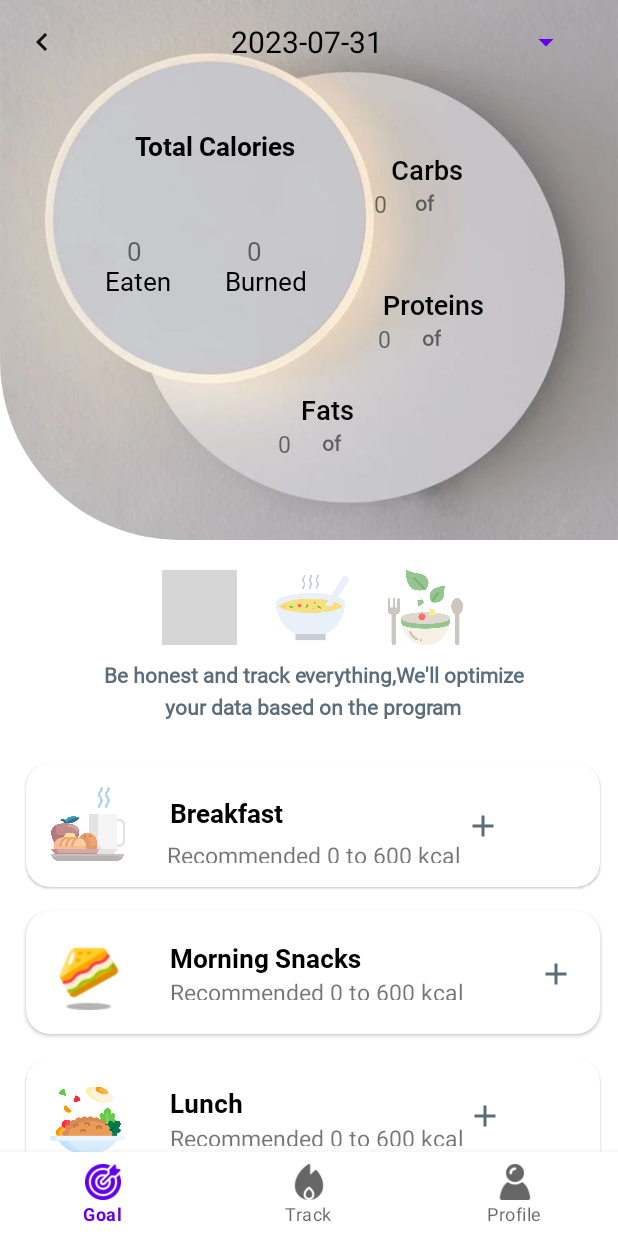
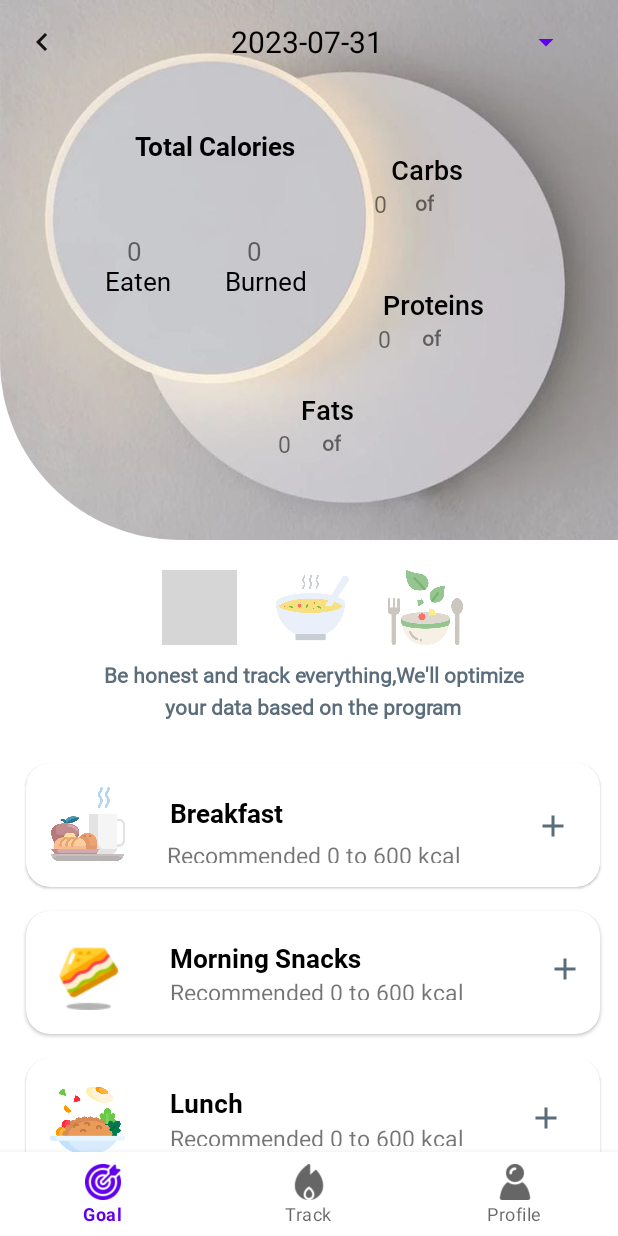
Before and after one commit to sohaibahhmed/yes2live-app, an Android app: the Track screen opened directly, with no data from a screen before it, on a phone screen of 412 x 824 dp. Run offline under Robolectric (Android 15) with nearby library versions, the phone set to English and light mode, and no system bars; 2 statements that could not run were skipped; grey boxes are pictures that could not be loaded.

Commit message:
Revert "plus icon"
This reverts commit 14bf83c13a8d531940dbdf3a7cb29b880d87dac5.

```diff
--- a/app/src/main/res/layout/activity_track.xml
+++ b/app/src/main/res/layout/activity_track.xml
@@ -502,9 +502,9 @@
                         <com.google.android.material.button.MaterialButton
                             android:id="@+id/addBreakfast"
                             style="@style/Widget.MaterialComponents.Button.TextButton"
-                            android:layout_width="40dp"
+                            android:layout_width="wrap_content"
                             android:layout_height="wrap_content"
-                            android:layout_marginStart="113dp"
+                            android:layout_marginStart="160dp"
                             android:insetTop="10dp"
                             android:insetBottom="0dp"
                             android:minHeight="20dp"
@@ -642,10 +642,10 @@
                         <com.google.android.material.button.MaterialButton
                             android:id="@+id/addMorningSnacks"
                             style="@style/Widget.MaterialComponents.Button.TextButton"
-                            android:layout_width="40dp"
+                            android:layout_width="wrap_content"
                             android:layout_height="wrap_content"
-                            android:layout_marginStart="110dp"
-                            android:insetTop="10dp"
+                            android:layout_marginStart="116dp"
+                            android:insetTop="7dp"
                             android:insetBottom="0dp"
                             android:minHeight="20dp"
                             android:textAllCaps="false"
@@ -656,8 +656,7 @@
                             app:iconTint="@color/dark_grey"
                             app:layout_constraintStart_toEndOf="@+id/morningSnack"
                             app:layout_constraintTop_toBottomOf="@+id/morningSnack"
-                            app:layout_constraintTop_toTopOf="parent"
-                            app:layout_constraintVertical_bias="0.0"/>
+                            app:layout_constraintTop_toTopOf="parent" />
 
 
                     </androidx.constraintlayout.widget.ConstraintLayout>
@@ -780,10 +779,10 @@
                         <com.google.android.material.button.MaterialButton
                             android:id="@+id/addLunch"
                             style="@style/Widget.MaterialComponents.Button.TextButton"
-                            android:layout_width="40dp"
+                            android:layout_width="wrap_content"
                             android:layout_height="wrap_content"
-                            android:layout_marginStart="141dp"
-                            android:insetTop="7dp"
+                            android:layout_marginStart="182dp"
+                            android:insetTop="8dp"
                             android:insetBottom="0dp"
                             android:minHeight="20dp"
                             android:textAllCaps="false"
@@ -917,9 +916,9 @@
                         <com.google.android.material.button.MaterialButton
                             android:id="@+id/addEveningSnacks"
                             style="@style/Widget.MaterialComponents.Button.TextButton"
-                            android:layout_width="40dp"
+                            android:layout_width="wrap_content"
                             android:layout_height="wrap_content"
-                            android:layout_marginStart="110dp"
+                            android:layout_marginStart="117dp"
                             android:insetTop="5dp"
                             android:insetBottom="0dp"
                             android:minHeight="20dp"
@@ -1054,9 +1053,9 @@
                         <com.google.android.material.button.MaterialButton
                             android:id="@+id/addDinner"
                             style="@style/Widget.MaterialComponents.Button.TextButton"
-                            android:layout_width="40dp"
+                            android:layout_width="wrap_content"
                             android:layout_height="wrap_content"
-                            android:layout_marginStart="140dp"
+                            android:layout_marginStart="176dp"
                             android:insetTop="7dp"
                             android:insetBottom="0dp"
                             android:minHeight="20dp"
```
